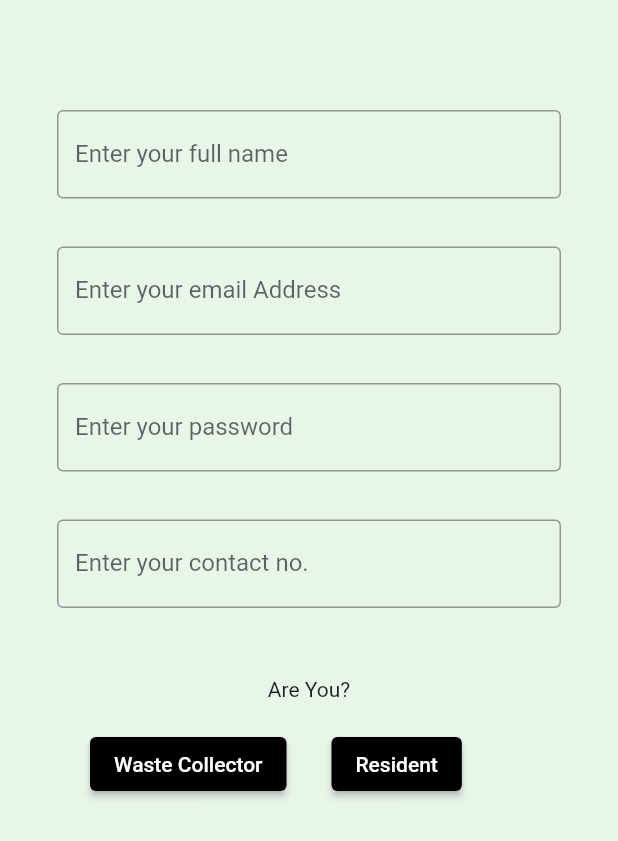
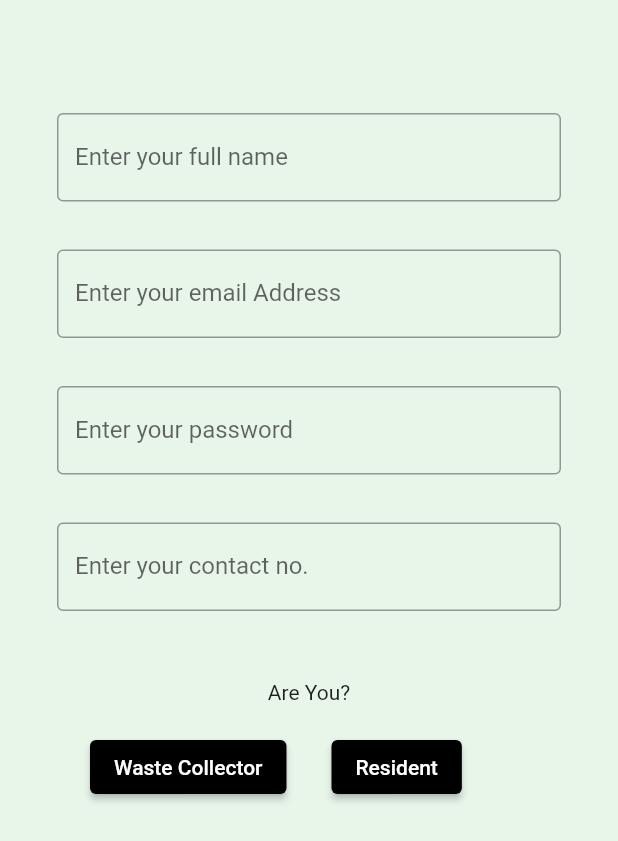
Before and after one commit to 27priyanshu/WasteWatch, a Flutter app: the screen it shows after launch, on a phone screen of 412 x 824 dp. Shown: the part 325-1166 px from the top of the screen. Run offline on Flutter 3.47's test engine with Material 2 defaults, Android fonts, the light colour scheme and no system bars; our stand-ins replace flutter_login.

Commit message:
conflict res

```diff
--- a/waste_watch/lib/registration1.dart
+++ b/waste_watch/lib/registration1.dart
@@ -26,7 +26,9 @@ class _registerationState extends State<registeration> {
                 Column(
                   crossAxisAlignment: CrossAxisAlignment.center,
                   children: [
-                    SizedBox(height: 30,),
+                    SizedBox(
+                      height: 30,
+                    ),
                     Text(
                       "Welcome to WasteWatch!",
                       style:
@@ -34,7 +36,7 @@ class _registerationState extends State<registeration> {
                       textAlign: TextAlign.center,
                     ),
                     SizedBox(
-                      height: 120,
+                      height: 122,
                     ),
                     Form(
                       key: _formKey,
@@ -121,17 +123,18 @@ class _registerationState extends State<registeration> {
                             child: Row(
                               children: [
                                 ElevatedButton(
-                                  onPressed: () {},
-                                  child: Text(
-                                    "Waste Collector",
-                                  ),
-                                  style: ElevatedButton.styleFrom(backgroundColor: Colors.black)
-                                ),
+                                    onPressed: () {},
+                                    child: Text(
+                                      "Waste Collector",
+                                    ),
+                                    style: ElevatedButton.styleFrom(
+                                        backgroundColor: Colors.black)),
                                 SizedBox(width: 30),
                                 ElevatedButton(
                                   onPressed: () {},
                                   child: Text("Resident"),
-                                  style: ElevatedButton.styleFrom(backgroundColor: Colors.black),
+                                  style: ElevatedButton.styleFrom(
+                                      backgroundColor: Colors.black),
                                 ),
                               ],
                             ),
```
